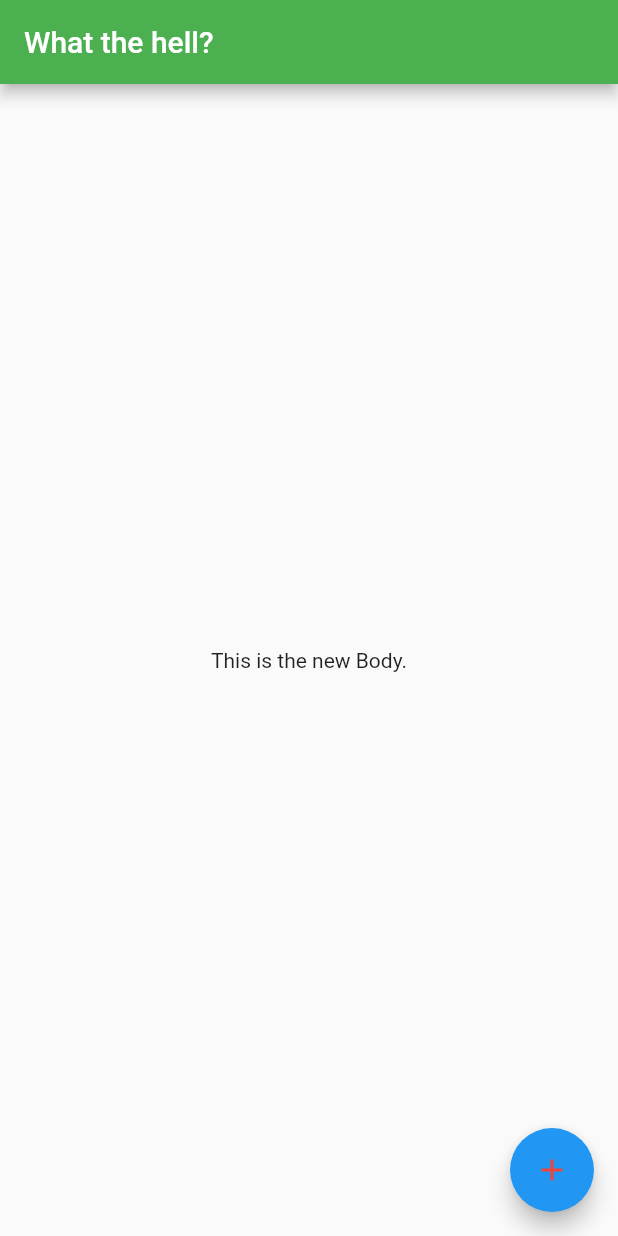
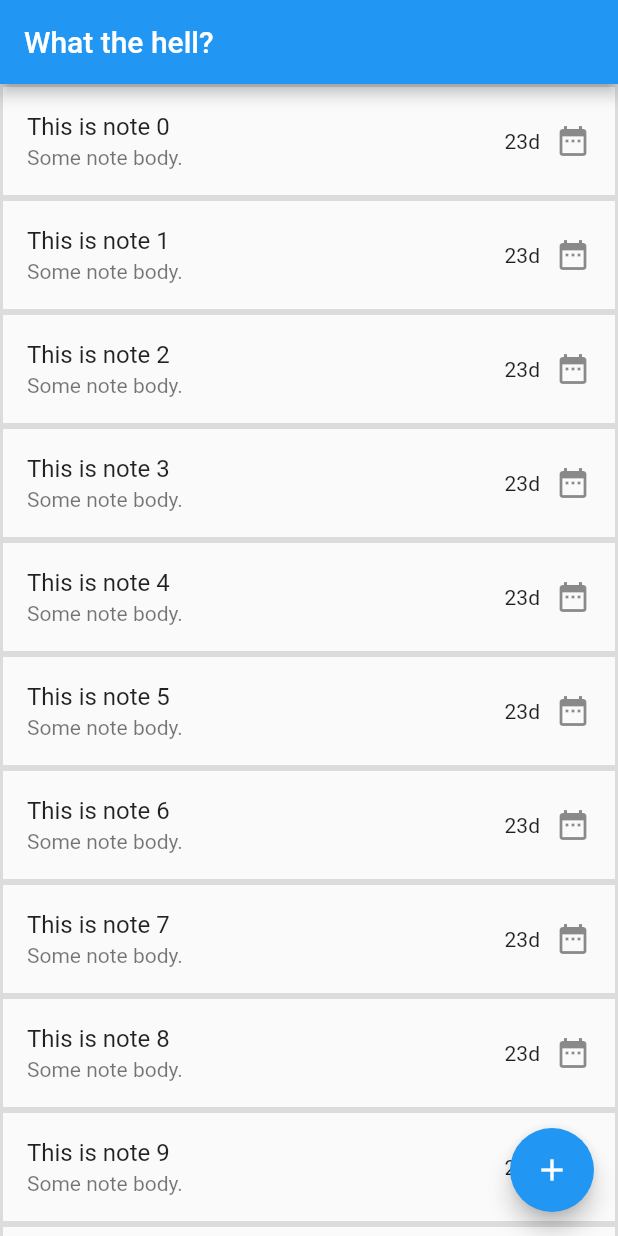
Before and after one commit to scottwinter/flutter_from_scratch, a Flutter app: the screen it shows after launch, on a phone screen of 412 x 824 dp. Run offline on Flutter 3.47's test engine with Material 2 defaults, Android fonts, the phone set to English and light mode, and no system bars.

Commit message:
Formatting list tiles for notes.

```diff
--- a/lib/main.dart
+++ b/lib/main.dart
@@ -9,10 +9,7 @@ class MainApp extends StatelessWidget {
   Widget build(BuildContext context) {
     return MaterialApp(
       title: "App From Scratch",
-      theme: ThemeData(
-        primaryColor: Colors.green,
-        accentColor: Colors.greenAccent
-      ),
+      theme: ThemeData.light(),
       home: MainPage(),
     );
   }
--- a/lib/pages/main_page.dart
+++ b/lib/pages/main_page.dart
@@ -2,6 +2,7 @@ import 'package:flutter/material.dart';
 import 'package:flutter_from_scratch/pages/second_page.dart';
 
 class MainPage extends StatelessWidget {
+
   @override
   Widget build(BuildContext context) {
     return new Scaffold(
@@ -10,8 +11,6 @@ class MainPage extends StatelessWidget {
       ),
       body: PageBody(), // Create function call here to populate body
       floatingActionButton: FloatingActionButton(
-        backgroundColor: Colors.blue,
-        foregroundColor: Colors.red,
         onPressed: () {
           Navigator.of(context).push(
             new MaterialPageRoute<void>(
@@ -28,10 +27,47 @@ class MainPage extends StatelessWidget {
 }
 
 class PageBody extends StatelessWidget {
+
+  List<String> notes = new List();
+
   @override
   Widget build(BuildContext context) {
-    return Center(
-      child: Text("This is the new Body."),
-    );
+    _populateNotes();
+    return ListView.builder(
+        itemCount: notes.length,
+        itemBuilder: (context, index) {
+          return Container(
+            decoration: BoxDecoration(
+              border: Border.all(width: 2.0, color: Theme.of(context).dividerColor)
+            ),
+            child: ListTile(
+              title: Text('${notes[index]}'),
+              subtitle: Text("Some note body."),
+              trailing: Row(
+                mainAxisSize: MainAxisSize.min,
+                  children: [
+                    Text("23d"),
+                    Container(padding: EdgeInsets.all(5.0)),
+                    Icon(Icons.date_range)
+                  ]),
+              onTap: () {
+                Navigator.of(context).push(
+                  new MaterialPageRoute<void>(
+                    builder: (BuildContext context){
+                      return SecondPage();
+                    },
+                  ),
+                );
+              },
+            ),
+          );
+        },
+      );
+  }
+
+  void _populateNotes() {
+    for (var i = 0; i < 20; i++) {
+      notes.add("This is note $i");
+    }
   }
 }
```
